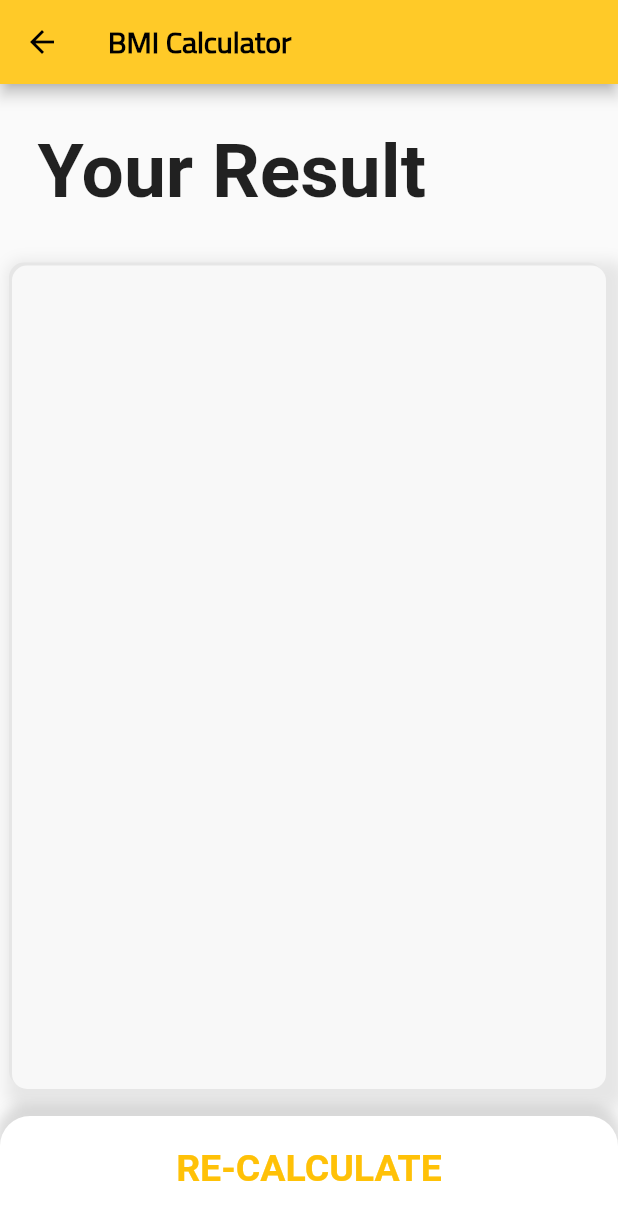
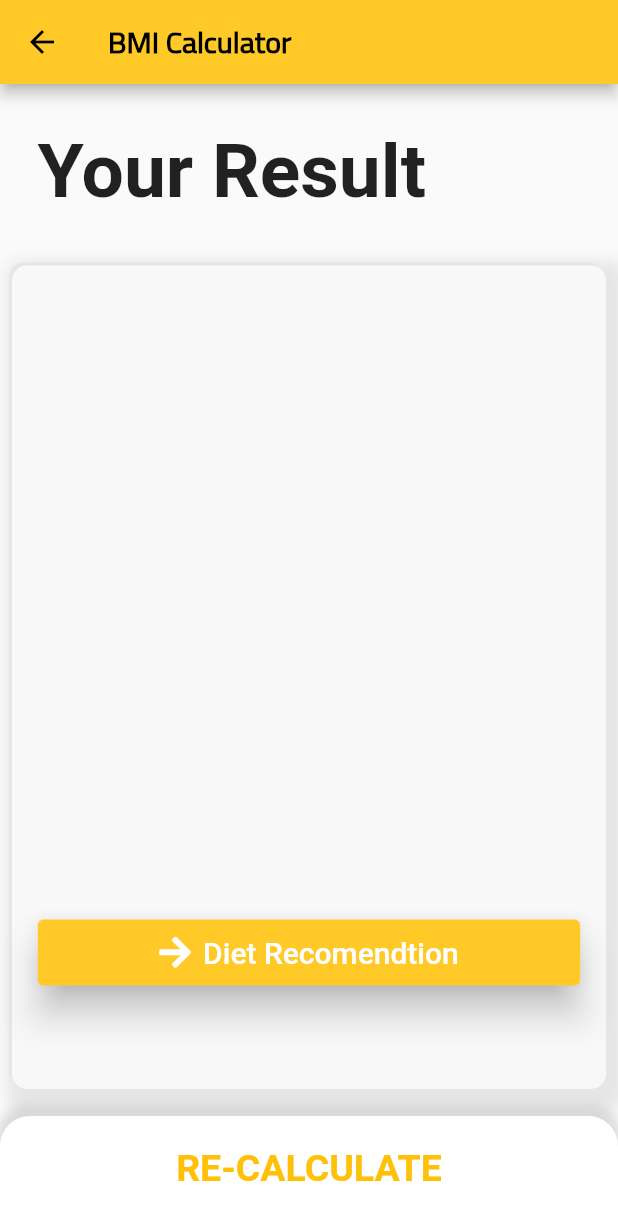
Before and after one commit to harshilgupta-dev/DR.Fit, a Flutter app: the ResultPage screen opened directly with empty values, on a phone screen of 412 x 824 dp. Shown: the top 1220 px of the screen. Run offline on Flutter 3.47's test engine with Material 2 defaults, Android fonts, the phone set to English and light mode, and no system bars; our stand-ins replace bottom_navy_bar, cached_network_image, cloud_firestore, firebase_auth, firebase_core, flutter_svg and 3 more; accounts and stored records are empty.

Commit message:
linked bmi result to diet recommendation

```diff
--- a/lib/screens/bmi_result_page.dart
+++ b/lib/screens/bmi_result_page.dart
@@ -1,20 +1,42 @@
+import 'package:dr_fit/helpers/shared_prefrences.dart';
+import 'package:dr_fit/models/overweight.dart';
+import 'package:dr_fit/models/underweight.dart';
+import 'package:dr_fit/screens/diet_recommendation_screen.dart';
+import 'package:dr_fit/widgets/new_elevated_button.dart';
+import 'package:font_awesome_flutter/font_awesome_flutter.dart';
+
 import '../utils/bmi_constants.dart';
 import '../bmi_components/reusable_card.dart';
 import 'package:flutter/material.dart';
 import '../bmi_components/bottom_button.dart';
 
+// ignore: must_be_immutable
 class ResultPage extends StatelessWidget {
   ResultPage(
-      {required this.bmiResult,
+      {Key? key,
+      required this.bmiResult,
       required this.interpretation,
-      required this.resultText});
+      required this.resultText})
+      : super(key: key);
 
   final String bmiResult;
+  final SharedPrefrencesHelper _prefrencesHelper = SharedPrefrencesHelper();
   final String resultText;
   final String interpretation;
 
   @override
   Widget build(BuildContext context) {
+    final List data;
+    _prefrencesHelper.setStringInPrefrences('resultText', resultText);
+    if (resultText == 'Underweight') {
+      data = underWeightList;
+    } else if (resultText == 'Overweight') {
+      data = overWeightList;
+    } else if (resultText == 'Normal') {
+      data = overWeightList;
+    } else {
+      data = underWeightList;
+    }
     return Scaffold(
       appBar: AppBar(
         backgroundColor: Colors.amber[400],
@@ -56,6 +78,15 @@ class ResultPage extends StatelessWidget {
                     style: kBodyTextStyle,
                     textAlign: TextAlign.center,
                   ),
+                  NewElevatedButton(
+                      press: () {
+                        Navigator.of(context).push(MaterialPageRoute(
+                            builder: (ctx) =>
+                                DietRecommendationScreen(data: data)));
+                      },
+                      color: Colors.amber.shade400,
+                      icon: FontAwesomeIcons.arrowRight,
+                      label: 'Diet Recomendtion'),
                 ],
               ),
             ),
```
